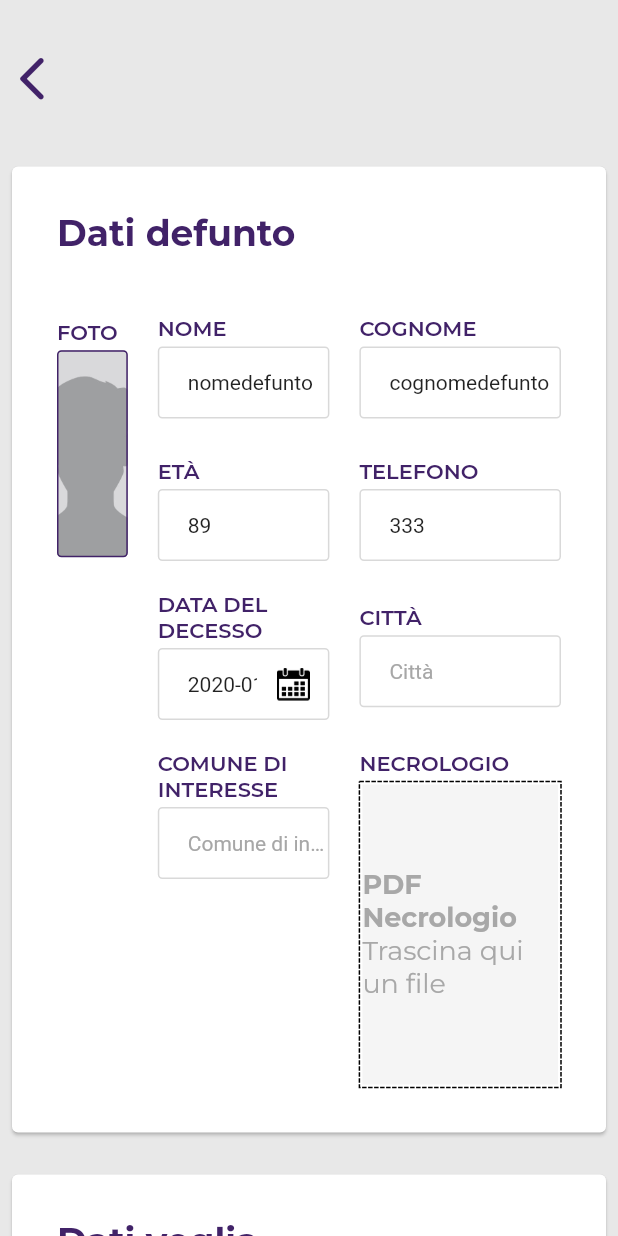
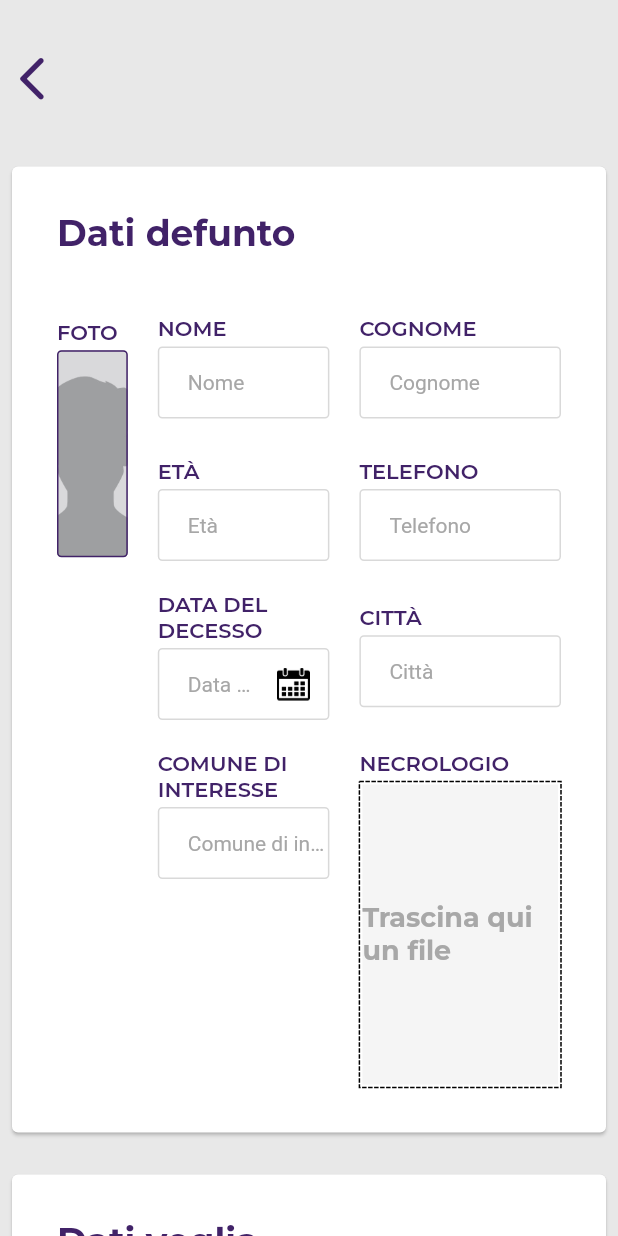
Before and after one commit to Stemicio9/ripapp_dashboard, a Flutter app: the AddDemise screen opened by its route, on a phone screen of 412 x 824 dp. Run offline on Flutter 3.47's test engine with Material 2 defaults, Android fonts, the phone set to English and light mode, and no system bars; drawn by our look-alikes of dotted_border; our stand-ins replace cross_file, dio, firebase_auth, firebase_core, firebase_storage, flutter_bloc and 2 more; missing offline and left inert: collapsible_sidebar, dart:html, dart:js, dart:js_interop, desktop_drop, image_picker_web and 1 more; accounts and stored records are empty; statements that could not run were skipped.

Commit message:
Egg commit

```diff
--- a/lib/pages/internal_pages/admin_pages/agencies_manage.dart
+++ b/lib/pages/internal_pages/admin_pages/agencies_manage.dart
@@ -21,15 +21,12 @@ class AgenciesManageState extends State<AgenciesManage> {
   final String detailMessage = 'Dettagli';
   final String editMessage = 'Modifica';
   final String deleteMessage = 'Elimina';
-  final String message =
-      'Le informazioni riguardanti questa agenzia verranno definitivamente eliminate. Sei sicuro di volerle eliminare?';
-
+  final String message = 'Le informazioni riguardanti questa agenzia verranno definitivamente eliminate. Sei sicuro di volerle eliminare?';
   final String name = 'Azienda srl';
   final String id = '1';
   final String phoneNumber = '+39 0987654321';
   final String city = 'Roma';
   final String email = 'aziendasrl@gmail.com';
-
   final TextEditingController nameController = TextEditingController();
   final TextEditingController cityController = TextEditingController();
   final TextEditingController emailController = TextEditingController();
--- a/lib/pages/internal_pages/admin_pages/products_manage.dart
+++ b/lib/pages/internal_pages/admin_pages/products_manage.dart
@@ -30,8 +30,6 @@ class ProductsManageState extends State<ProductsManage>{
 
   @override
   Widget build(BuildContext context) {
-    nameController.text = "nomeprod";
-    priceController.text = "19";
     return Padding(
       padding: getPadding(top: 60, bottom: 60, left: 5, right: 5),
       child: Column(
@@ -42,7 +40,6 @@ class ProductsManageState extends State<ProductsManage>{
             onTap: (){
               showDialog(context: context, builder: (ctx)=>ProductForm(
                   imageOnTap: (){},
-
                   onTap: (){
                     print("1");
                     ProductEntity productEntity = ProductEntity();
--- a/lib/pages/internal_pages/admin_pages/widgets/agency_form.dart
+++ b/lib/pages/internal_pages/admin_pages/widgets/agency_form.dart
@@ -36,10 +36,6 @@ class AgencyForm extends StatelessWidget {
 
   @override
   Widget build(BuildContext context) {
-    nameController.text = "agenzia";
-    emailController.text = "agenzia@email.it";
-    phoneController.text = "333";
-    cityController.text = "citta";
     return Container(
       padding: getPadding(left: 20, right: 20),
       child: Column(
--- a/lib/pages/internal_pages/admin_pages/widgets/users_form.dart
+++ b/lib/pages/internal_pages/admin_pages/widgets/users_form.dart
@@ -438,7 +438,7 @@ class UsersFormWidgetState extends State<UsersFormWidget> {
                                 crossAxisAlignment: CrossAxisAlignment.start,
                                 children: [
                                   Padding(
-                                    padding: getPadding(bottom: 5,left: 6),
+                                    padding: getPadding(bottom: 5,left: 4),
                                     child: Text(
                                       'AGENZIA',
                                       style: SafeGoogleFont(
@@ -451,7 +451,7 @@ class UsersFormWidgetState extends State<UsersFormWidget> {
                                   ),
 
                                   Padding(
-                                    padding: const EdgeInsets.only(left: 20),
+                                    padding: const EdgeInsets.only(left: 10),
                                     child: Container(
                                       height: 48,
                                       decoration: BoxDecoration(
--- a/lib/pages/internal_pages/agency_pages/add_demise.dart
+++ b/lib/pages/internal_pages/agency_pages/add_demise.dart
@@ -1,6 +1,7 @@
 import 'dart:html';
 
 import 'package:dotted_border/dotted_border.dart';
+import 'package:firebase_storage/firebase_storage.dart';
 import 'package:flutter/foundation.dart';
 import 'package:flutter/material.dart';
 import 'package:image_picker_web/image_picker_web.dart';
@@ -40,8 +41,7 @@ class AddDemiseState extends State<AddDemise> {
   final TextEditingController wakeDateController = TextEditingController();
   final TextEditingController wakeTimeController = TextEditingController();
   final TextEditingController wakeNoteController = TextEditingController();
-  final TextEditingController funeralAddressController =
-      TextEditingController();
+  final TextEditingController funeralAddressController = TextEditingController();
   final TextEditingController funeralDateController = TextEditingController();
   final TextEditingController funeralTimeController = TextEditingController();
   final TextEditingController funeralNoteController = TextEditingController();
@@ -68,6 +68,12 @@ class AddDemiseState extends State<AddDemise> {
   static const List<String> kinship = <String>[
     'Madre',
     'Padre',
+    'Fratello',
+    'Sorella',
+    'Figlio',
+    'Figlia',
+    'Nonno',
+    'Nonna',
   ];
 
   late Image imageFile;
@@ -86,20 +92,20 @@ class AddDemiseState extends State<AddDemise> {
 
   @override
   Widget build(BuildContext context) {
-    nameController.text = "nomedefunto";
-    lastNameController.text = "cognomedefunto";
-    cityController.text = "cittadefunto";
-    phoneController.text = "333";
-    ageController.text = "89";
-    deceasedDateController.text = "2020-01-02 03:04:05.000";
-    addressController.text = "indirizzo";
-    wakeDateController.text = "2020-01-02 03:04:05.000";
-    wakeNoteController.text = "note";
-    funeralAddressController.text = "indirizzo";
-    funeralDateController.text = "2020-01-02 03:04:05.000";
-    funeralNoteController.text = "note";
-    citiesController.text = "citta";
-    relativeController.text = "parente";
+    // nameController.text = "nomedefunto";
+    // lastNameController.text = "cognomedefunto";
+    // cityController.text = "cittadefunto";
+    // phoneController.text = "333";
+    // ageController.text = "89";
+    // deceasedDateController.text = "2020-01-02 03:04:05.000";
+    // addressController.text = "indirizzo";
+    // wakeDateController.text = "2020-01-02 03:04:05.000";
+    // wakeNoteController.text = "note";
+    // funeralAddressController.text = "indirizzo";
+    // funeralDateController.text = "2020-01-02 03:04:05.000";
+    // funeralNoteController.text = "note";
+    // citiesController.text = "citta";
+    // relativeController.text = "parente";
 
     return ScaffoldWidget(
       body: SingleChildScrollView(
@@ -119,15 +125,20 @@ class AddDemiseState extends State<AddDemise> {
 
               //deceased data
               DeceasedData(
-                //imageFile: imageFile,
+               // imageFile: imageFile,
                 imageOnTap: () async {
-                  //TODO: IMPLEMENTARE IMAGEPICKER
-                  // Uint8List? bytesFromPicker = await ImagePickerWeb.getImageAsBytes();
                   Image? pickedImage = await ImagePickerWeb.getImageAsWidget();
                   print(pickedImage);
                   setState(() {
                     imageFile = pickedImage!;
                   });
+
+                  //TODO SALVARE IMMAGINE SU FIRESTORAGE
+                 // final storageRef = FirebaseStorage.instance.ref();
+                //  final path = "profile_images/deceased_images/$imageFile";
+                //  final imageRef = storageRef.child(path);
+                //  imageRef.putFile(imageFile);
+
                 },
 
                 filterController: filterController,
@@ -199,20 +210,13 @@ class AddDemiseState extends State<AddDemise> {
                       children: [
                         if (_list.isEmpty)
                           Center(
-                              child: Column(
-                            mainAxisAlignment: MainAxisAlignment.center,
-                            children: [
-                              Texth2V2(
-                                testo: 'PDF Necrologio',
+
+                             child: Texth2V2(
+                                testo: 'Trascina qui un file',
                                 color: greyDisabled,
                                 weight: FontWeight.bold,
                               ),
-                              Texth2V2(
-                                testo: "Trascina qui un file",
-                                color: greyDisabled,
-                              ),
-                            ],
-                          ))
+                          )
                         else
                           Padding(
                             padding: const EdgeInsets.all(10),
@@ -337,8 +341,6 @@ class AddDemiseState extends State<AddDemise> {
                 ),
               ),
 
-
-
               //form submit
               Padding(
                 padding: const EdgeInsets.only(top: 30),
@@ -358,20 +360,17 @@ class AddDemiseState extends State<AddDemise> {
 
   formSubmit() {
     DemiseEntity demiseEntity = DemiseEntity();
-
     demiseEntity.firstName = (nameController.text);
     demiseEntity.lastName = (lastNameController.text);
     demiseEntity.city = CityEntity(name: cityController.text);
     demiseEntity.phoneNumber = (phoneController.text);
     demiseEntity.age = int.parse(ageController.text);
-    demiseEntity.deceasedDate = DateTime.parse(deceasedDateController.text);
+    demiseEntity.deceasedDate = convertDate(deceasedDateController.text);
     demiseEntity.wakeAddress = (addressController.text);
-    demiseEntity.wakeDateTime = DateTime.parse(wakeDateController.text);
-    //demiseEntity.wakeDateTime = (wakeTimeController.text);
+    demiseEntity.wakeDateTime = convertDate(wakeDateController.text);
     demiseEntity.wakeNote = (wakeNoteController.text);
     demiseEntity.funeralAddress= (funeralAddressController.text);
-    demiseEntity.funeralDateTime = DateTime.parse(funeralDateController.text);
-    //demiseEntity.funeralDateTime = (funeralTimeController.text);
+    demiseEntity.funeralDateTime = convertDate(funeralDateController.text);
     demiseEntity.funeralNotes = (funeralNoteController.text);
     //demiseEntity.cities = (citiesController.text);
     //demiseEntity.relative = (relativeController.text);
@@ -428,4 +427,9 @@ class AddDemiseState extends State<AddDemise> {
 
   var selectedValues = [];
 
+  DateTime? convertDate(String dateString) {
+    var dt = dateString.split("-").reversed.join("-");
+    return DateTime.parse(dt);
+  }
+
 }
--- a/lib/pages/login_section/login_form.dart
+++ b/lib/pages/login_section/login_form.dart
@@ -91,7 +91,8 @@ class LoginFormState extends State<LoginForm>{
                 action: formsubmit,
                 color: white,
                 textColor: background,
-                text: getCurrentLanguageValue(LOGIN)!,
+               // text: getCurrentLanguageValue(LOGIN)!,
+               text: "Login admin"
             ),
           ),
           Padding(
```
Also changed, not shown: lib/pages/internal_pages/admin_pages/users_manage.dart (+1 -7 lines), lib/pages/internal_pages/admin_pages/widgets/agencies_table.dart (+5 -5 lines), lib/pages/internal_pages/admin_pages/widgets/products_table.dart (+5 -5 lines), lib/pages/internal_pages/admin_pages/widgets/users_table.dart (indentation only).
